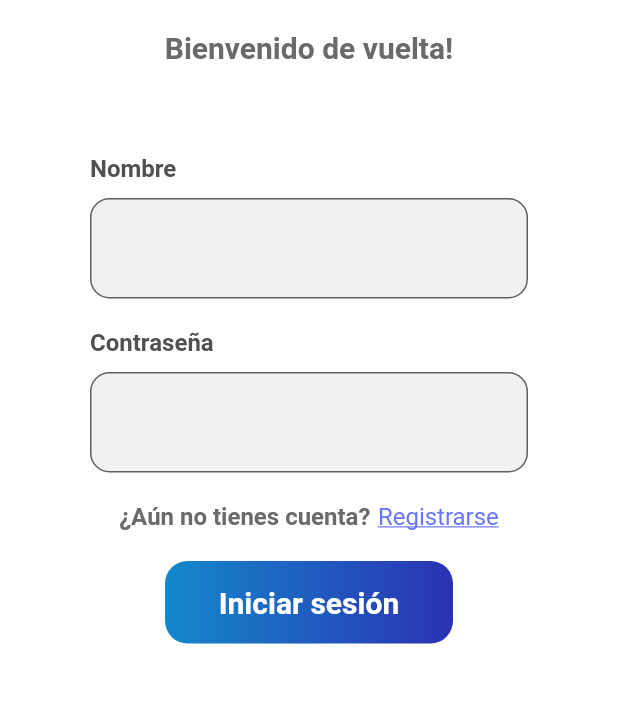
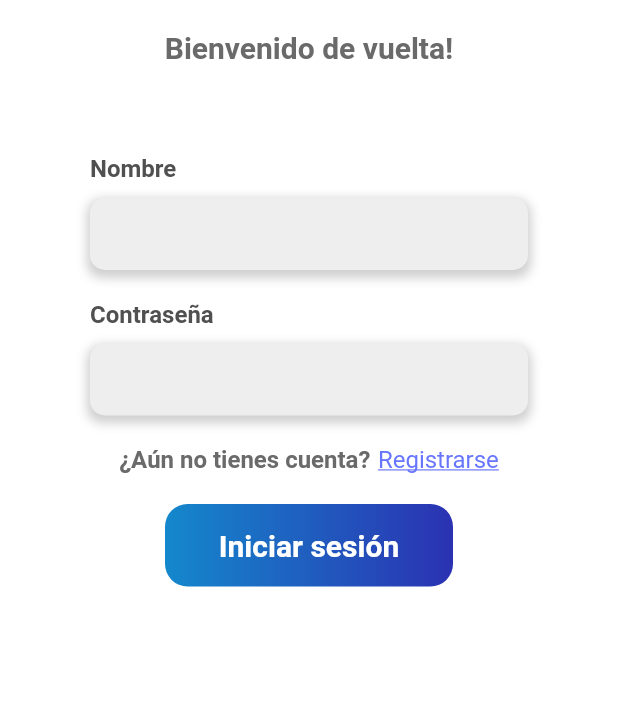
Before and after one commit to Ricarsur/ACADOCEN, a Flutter app: the screen it shows after launch, on a phone screen of 412 x 824 dp, the part 489-1192 px from its top. Run offline on Flutter 3.47's test engine with Material 2 defaults, Android fonts, the phone set to English and light mode, and no system bars; our stand-ins replace flutter_spinkit, get, google_fonts.

Commit message:
editing widget texfield and adding boxshadow

```diff
--- a/lib/UI/widgets/textfield.dart
+++ b/lib/UI/widgets/textfield.dart
@@ -18,19 +18,25 @@ class TexField extends StatelessWidget {
         ),
         Padding(
           padding: const EdgeInsets.only(top: 10),
-          child: TextField(
-            decoration: InputDecoration(
-              filled: true,
-              fillColor: const Color.fromRGBO(232, 232, 232, 0.6),
-              contentPadding:
-                  const EdgeInsets.symmetric(vertical: 24.0, horizontal: 10),
-              border: OutlineInputBorder(
-                borderRadius: BorderRadius.circular(13),
-                borderSide: const BorderSide(),
+          child: Container(
+            decoration: BoxDecoration(
+                color: Colors.grey[200],
+                borderRadius: BorderRadius.circular(10),
+                boxShadow: [
+                  BoxShadow(
+                      color: Colors.grey.withOpacity(0.5),
+                      blurRadius: 5,
+                      spreadRadius: 2,
+                      offset: const Offset(0, 3))
+                ]),
+            child: const TextField(
+              decoration: InputDecoration(
+                border: InputBorder.none,
+                contentPadding: EdgeInsets.only(left: 15),
               ),
-            ),
-            style: const TextStyle(
-              fontSize: 16,
+              style: TextStyle(
+                fontSize: 10,
+              ),
             ),
           ),
         ),
```
Also changed, not shown: lib/UI/pages/login.dart (added, +82 -0 lines), pubspec.lock.
